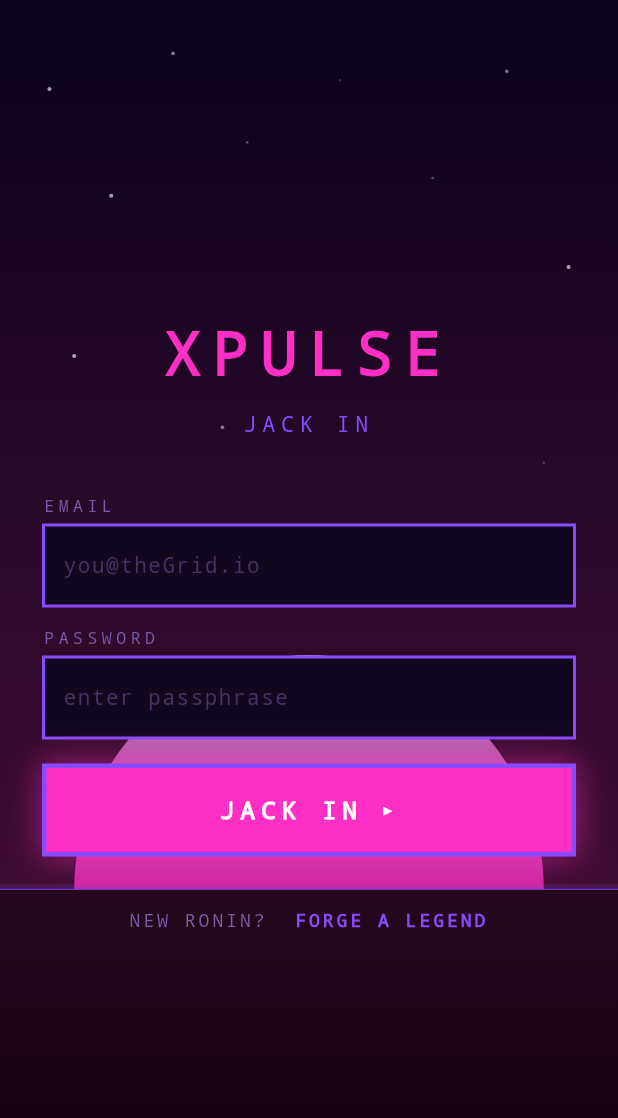
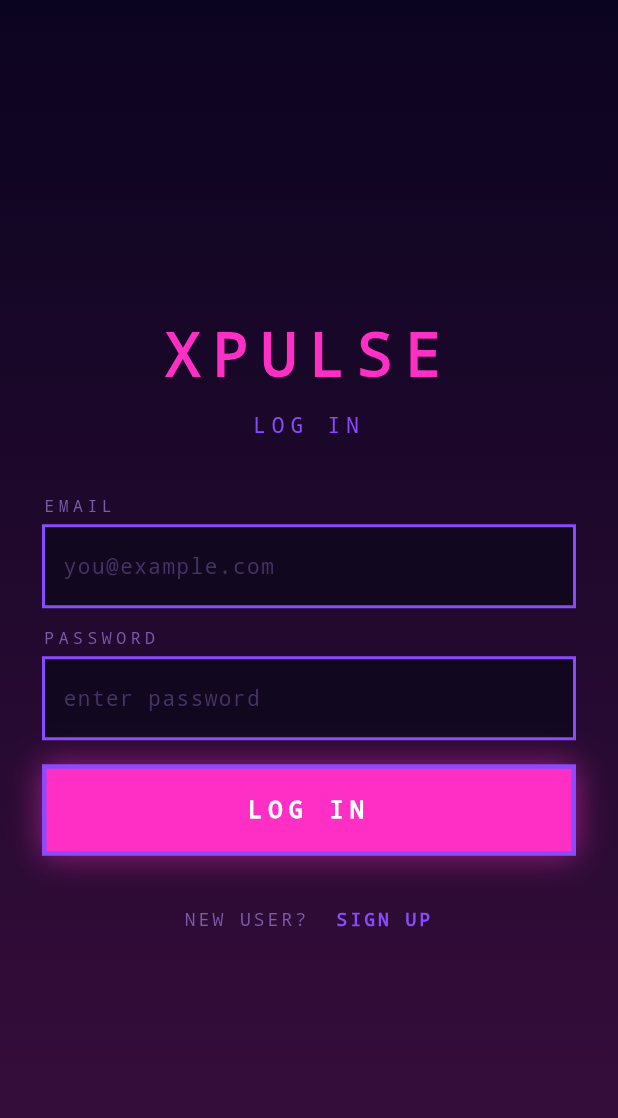
Before and after one commit to RitikPadhy/XPulse, a Flutter app: the screen it shows after launch, on a phone screen of 412 x 824 dp. Shown: the top 1118 px of the screen. Run offline on Flutter 3.47's test engine with Material 3 defaults, Android fonts, the phone set to English and light mode, and no system bars; our stand-ins replace flutter_secure_storage, shared_preferences; missing offline and left inert: health; accounts and stored records are empty.

Commit message:
first version of a working app

```diff
--- a/app/lib/screens/app_shell.dart
+++ b/app/lib/screens/app_shell.dart
@@ -1,6 +1,7 @@
 import 'dart:async';
 
 import 'package:flutter/material.dart';
+import 'package:flutter/services.dart';
 
 import '../core/app_state.dart';
 import '../core/models/user_snapshot.dart';
@@ -24,19 +25,60 @@ class AppShell extends StatefulWidget {
 }
 
 class _AppShellState extends State<AppShell> {
-  late Future<UserSnapshot> _future = _load();
+  /// Native side keeps the launch screen on top until we call "remove".
+  static const _splashChannel = MethodChannel('xpulse/splash');
+
+  UserSnapshot? _snapshot;
+  Object? _error;
+  bool _loading = true;
+  bool _retrying = false;
+
   final _controller = PageController(initialPage: 1);
-
   final _storage = StorageService.instance;
   final _health = HealthService();
   late final _sync = SyncService(health: _health, storage: _storage);
-
   bool _healthBootstrapped = false;
 
   @override
   void initState() {
     super.initState();
     BackgroundSync.register(_sync);
+    _load();
+  }
+
+  /// Runs once on startup: wipe stale Keychain entries on a fresh install,
+  /// then fetch the snapshot. A 401 / missing token surfaces as an
+  /// [UnauthenticatedException] → [AuthScreen]; any other error → retryable
+  /// error view. 200 → Home.
+  Future<void> _load() async {
+    try {
+      await _storage.ensureFreshInstallIsClean();
+      final snap = await UserRepository().loadCurrent();
+      if (!mounted) return;
+      setState(() {
+        _snapshot = snap;
+        _error = null;
+        _loading = false;
+      });
+      _bootstrapHealth();
+    } catch (e) {
+      if (!mounted) return;
+      setState(() {
+        _error = e;
+        _loading = false;
+      });
+    } finally {
+      _dismissNativeSplash();
+    }
+  }
+
+  /// Tell the native side to fade out the launch-screen overlay — but only
+  /// after the frame carrying the real destination (Home/Auth/error) has been
+  /// laid out, so the splash never lifts onto a blank frame.
+  void _dismissNativeSplash() {
+    WidgetsBinding.instance.addPostFrameCallback((_) {
+      _splashChannel.invokeMethod('remove');
+    });
   }
 
   @override
@@ -45,19 +87,17 @@ class _AppShellState extends State<AppShell> {
     super.dispose();
   }
 
-  Future<UserSnapshot> _load() => UserRepository().loadCurrent();
-
-  /// Called after a successful login/signup: re-fetch the snapshot and run
-  /// the post-auth HealthKit bootstrap.
-  void _onAuthenticated() {
+  /// AuthScreen calls this after a successful login/signup AND after it has
+  /// already fetched the snapshot itself — so the home page renders
+  /// immediately on the next frame, no intermediate loading state.
+  void _onAuthenticated(UserSnapshot snapshot) {
     setState(() {
-      _future = _load();
+      _snapshot = snapshot;
+      _error = null;
     });
     _bootstrapHealth();
   }
 
-  /// One-time-per-app-launch: ask for HealthKit perms (if not asked yet),
-  /// kick off the initial sync, and register iOS observers.
   Future<void> _bootstrapHealth() async {
     if (_healthBootstrapped) return;
     _healthBootstrapped = true;
@@ -70,34 +110,77 @@ class _AppShellState extends State<AppShell> {
     unawaited(BackgroundSync.startObservers());
   }
 
+  Future<void> _retry() async {
+    setState(() => _retrying = true);
+    try {
+      final snap = await UserRepository().loadCurrent();
+      if (!mounted) return;
+      setState(() {
+        _snapshot = snap;
+        _error = null;
+        _retrying = false;
+      });
+      _bootstrapHealth();
+    } catch (e) {
+      if (!mounted) return;
+      setState(() {
+        _error = e;
+        _retrying = false;
+      });
+    }
+  }
+
   @override
   Widget build(BuildContext context) {
     final c = SkinScope.of(context).components;
-    final p = SkinScope.of(context).palette;
 
     return Scaffold(
       backgroundColor: Colors.transparent,
       body: c.background(
-        child: SafeArea(
-          child: FutureBuilder<UserSnapshot>(
-            future: _future,
-            builder: (context, snap) {
-              if (snap.connectionState != ConnectionState.done) {
-                return Center(
-                  child: Text(
-                    'BOOTING…',
-                    style: TextStyle(
-                      color: p.textMuted,
-                      fontFamily: 'Courier',
-                      letterSpacing: 2,
-                    ),
+        child: SafeArea(child: _buildContent()),
       ),
     );
   }
-              if (snap.hasError) {
-                if (snap.error is UnauthenticatedException) {
+
+  Widget _buildContent() {
+    if (_loading) {
+      return _buildLoadingView();
+    }
+    if (_snapshot != null) {
+      return AppStateScope(
+        notifier: AppState(snapshot: _snapshot!),
+        child: PageView(
+          controller: _controller,
+          children: const [
+            SideQuestsScreen(),
+            HomeScreen(),
+            LeaderboardScreen(),
+          ],
+        ),
+      );
+    }
+    if (_error is UnauthenticatedException) {
       return AuthScreen(onAuthenticated: _onAuthenticated);
     }
+    return _buildErrorView();
+  }
+
+  /// Brief loading state: just the launch-screen gradient, no text. The native
+  /// launch screen fades into this (same gradient), so there's no second
+  /// "XPULSE" — the background simply continues until Home/Auth is ready.
+  Widget _buildLoadingView() => const DecoratedBox(
+        decoration: BoxDecoration(
+          gradient: LinearGradient(
+            begin: Alignment.topCenter,
+            end: Alignment.bottomCenter,
+            colors: [Color(0xFF0D0421), Color(0xFFA893CC)],
+          ),
+        ),
+        child: SizedBox.expand(),
+      );
+
+  Widget _buildErrorView() {
+    final p = SkinScope.of(context).palette;
     return Center(
       child: Padding(
         padding: const EdgeInsets.all(24),
@@ -105,16 +188,18 @@ class _AppShellState extends State<AppShell> {
           mainAxisSize: MainAxisSize.min,
           children: [
             Text(
-                          'Could not load.',
+              'CONNECTION LOST',
               style: TextStyle(
                 color: p.primary,
                 fontFamily: 'Courier',
-                            letterSpacing: 2,
+                fontWeight: FontWeight.w900,
+                letterSpacing: 4,
+                fontSize: 14,
               ),
             ),
-                        const SizedBox(height: 8),
+            const SizedBox(height: 12),
             Text(
-                          '${snap.error}',
+              '${_error ?? 'Unknown error'}',
               textAlign: TextAlign.center,
               style: TextStyle(
                 color: p.textMuted,
@@ -122,21 +207,25 @@ class _AppShellState extends State<AppShell> {
                 fontSize: 11,
               ),
             ),
-                        const SizedBox(height: 16),
+            const SizedBox(height: 20),
             GestureDetector(
-                          onTap: () => setState(() => _future = _load()),
+              onTap: _retrying ? null : _retry,
               child: Container(
                 padding: const EdgeInsets.symmetric(
-                                horizontal: 16, vertical: 8),
+                    horizontal: 24, vertical: 12),
                 decoration: BoxDecoration(
-                              border: Border.all(color: p.accent, width: 2),
+                  color: _retrying
+                      ? p.primary.withValues(alpha: 0.4)
+                      : p.primary,
+                  border: Border.all(color: p.accent, width: 3),
                 ),
                 child: Text(
-                              'RETRY',
-                              style: TextStyle(
-                                color: p.accent,
+                  _retrying ? '...' : 'RETRY',
+                  style: const TextStyle(
+                    color: Colors.white,
                     fontFamily: 'Courier',
-                                letterSpacing: 2,
+                    fontWeight: FontWeight.w900,
+                    letterSpacing: 3,
                   ),
                 ),
               ),
@@ -146,26 +235,4 @@ class _AppShellState extends State<AppShell> {
       ),
     );
   }
-              // Got the snapshot — fire-and-forget the HealthKit bootstrap.
-              if (!_healthBootstrapped) {
-                WidgetsBinding.instance
-                    .addPostFrameCallback((_) => _bootstrapHealth());
 }
-              return AppStateScope(
-                notifier: AppState(snapshot: snap.data!),
-                child: PageView(
-                  controller: _controller,
-                  children: const [
-                    SideQuestsScreen(),
-                    HomeScreen(),
-                    LeaderboardScreen(),
-                  ],
-                ),
-              );
-            },
-          ),
-        ),
-      ),
-    );
-  }
-}
--- a/app/lib/screens/auth_screen.dart
+++ b/app/lib/screens/auth_screen.dart
@@ -1,5 +1,7 @@
 import 'package:flutter/material.dart';
 
+import '../core/models/user_snapshot.dart';
+import '../core/repositories/user_repository.dart';
 import '../core/services/api_client.dart';
 import '../core/services/storage_service.dart';
 import '../ui/contracts/skin_scope.dart';
@@ -7,9 +9,9 @@ import '../ui/contracts/skin_scope.dart';
 /// Login + sign-up screen. Shown when the snapshot endpoint returns 401 (no
 /// stored token, or the token is invalid).
 class AuthScreen extends StatefulWidget {
-  /// Invoked after a successful login/signup so the host (AppShell) can
-  /// re-trigger its data fetch.
-  final VoidCallback onAuthenticated;
+  /// Invoked after a successful login/signup with the freshly-fetched
+  /// snapshot — so the host renders Home directly, no BOOTING gap.
+  final void Function(UserSnapshot snapshot) onAuthenticated;
   const AuthScreen({super.key, required this.onAuthenticated});
 
   @override
@@ -22,6 +24,7 @@ class _AuthScreenState extends State<AuthScreen> {
   _Mode _mode = _Mode.login;
   bool _busy = false;
   String? _error;
+  String? _info;
 
   final _email = TextEditingController();
   final _password = TextEditingController();
@@ -41,6 +44,7 @@ class _AuthScreenState extends State<AuthScreen> {
     setState(() {
       _mode = _isLogin ? _Mode.signup : _Mode.login;
       _error = null;
+      _info = null;
     });
   }
 
@@ -65,17 +69,33 @@ class _AuthScreenState extends State<AuthScreen> {
     setState(() {
       _busy = true;
       _error = null;
+      _info = null;
     });
 
     try {
       final api = ApiClient();
-      final result = _isLogin
-          ? await api.login(email: email, password: pwd)
-          : await api.signup(
-              email: email, password: pwd, displayName: name);
+      if (_isLogin) {
+        final result = await api.login(email: email, password: pwd);
         await StorageService.instance.setApiToken(result.token);
+        // Fetch the snapshot here so AppShell can render Home immediately on
+        // the next frame — no intermediate loading screen.
+        final snapshot = await UserRepository().loadCurrent();
         if (!mounted) return;
-      widget.onAuthenticated();
+        widget.onAuthenticated(snapshot);
+      } else {
+        // Sign-up creates the account but does NOT log the user in. Drop them
+        // on the login page to sign in with their new credentials.
+        await api.signup(email: email, password: pwd, displayName: name);
+        if (!mounted) return;
+        setState(() {
+          _mode = _Mode.login;
+          _busy = false;
+          _password.clear();
+          _displayName.clear();
+          _error = null;
+          _info = 'Account created — log in to continue.';
+        });
+      }
     } catch (e) {
       if (!mounted) return;
       setState(() {
@@ -89,7 +109,18 @@ class _AuthScreenState extends State<AuthScreen> {
   Widget build(BuildContext context) {
     final p = SkinScope.of(context).palette;
 
-    return Center(
+    // Opaque gradient sky so the skin's animated scene (retro sun, grid floor)
+    // doesn't bleed through — keeps the synthwave mood without a flat-black
+    // (or busy) backdrop behind the form.
+    return DecoratedBox(
+      decoration: const BoxDecoration(
+        gradient: LinearGradient(
+          begin: Alignment.topCenter,
+          end: Alignment.bottomCenter,
+          colors: [Color(0xFF0B0420), Color(0xFF3A0E3D)],
+        ),
+      ),
+      child: Center(
         child: SingleChildScrollView(
           padding: const EdgeInsets.symmetric(horizontal: 28, vertical: 40),
           child: ConstrainedBox(
@@ -111,7 +142,7 @@ class _AuthScreenState extends State<AuthScreen> {
                 ),
                 const SizedBox(height: 8),
                 Text(
-                _isLogin ? 'JACK IN' : 'FORGE YOUR LEGEND',
+                  _isLogin ? 'LOG IN' : 'SIGN UP',
                   textAlign: TextAlign.center,
                   style: TextStyle(
                     color: p.accent,
@@ -124,22 +155,22 @@ class _AuthScreenState extends State<AuthScreen> {
                 if (!_isLogin) ...[
                   _PixelField(
                     controller: _displayName,
-                  label: 'CALL SIGN',
-                  hint: 'Ronin alias',
+                    label: 'NAME',
+                    hint: 'your name',
                   ),
                   const SizedBox(height: 12),
                 ],
                 _PixelField(
                   controller: _email,
                   label: 'EMAIL',
-                hint: 'you@theGrid.io',
+                  hint: 'you@example.com',
                   keyboardType: TextInputType.emailAddress,
                 ),
                 const SizedBox(height: 12),
                 _PixelField(
                   controller: _password,
                   label: 'PASSWORD',
-                hint: _isLogin ? 'enter passphrase' : '8+ characters',
+                  hint: _isLogin ? 'enter password' : '8+ characters',
                   obscureText: true,
                 ),
                 const SizedBox(height: 16),
@@ -154,6 +185,24 @@ class _AuthScreenState extends State<AuthScreen> {
                       _error!,
                       style: TextStyle(
                         color: p.primary,
+                        fontFamily: 'Courier',
+                        fontSize: 12,
+                      ),
+                    ),
+                  ),
+                  const SizedBox(height: 16),
+                ],
+                if (_info != null) ...[
+                  Container(
+                    padding: const EdgeInsets.all(10),
+                    decoration: BoxDecoration(
+                      color: p.accent.withValues(alpha: 0.12),
+                      border: Border.all(color: p.accent, width: 1.5),
+                    ),
+                    child: Text(
+                      _info!,
+                      style: TextStyle(
+                        color: p.accent,
                         fontFamily: 'Courier',
                         fontSize: 12,
                       ),
@@ -178,9 +227,7 @@ class _AuthScreenState extends State<AuthScreen> {
                       ],
                     ),
                     child: Text(
-                    _busy
-                        ? '...'
-                        : (_isLogin ? 'JACK IN ▸' : 'FORGE LEGEND ▸'),
+                      _busy ? '...' : (_isLogin ? 'LOG IN' : 'SIGN UP'),
                       textAlign: TextAlign.center,
                       style: const TextStyle(
                         color: Colors.white,
@@ -202,8 +249,8 @@ class _AuthScreenState extends State<AuthScreen> {
                         children: [
                           TextSpan(
                             text: _isLogin
-                              ? 'NEW RONIN?  '
-                              : 'ALREADY A RONIN?  ',
+                                ? 'NEW USER?  '
+                                : 'ALREADY A USER?  ',
                             style: TextStyle(
                               color: p.textMuted,
                               fontFamily: 'Courier',
@@ -212,7 +259,7 @@ class _AuthScreenState extends State<AuthScreen> {
                             ),
                           ),
                           TextSpan(
-                          text: _isLogin ? 'FORGE A LEGEND' : 'JACK IN',
+                            text: _isLogin ? 'SIGN UP' : 'LOG IN',
                             style: TextStyle(
                               color: p.accent,
                               fontFamily: 'Courier',
@@ -228,6 +275,7 @@ class _AuthScreenState extends State<AuthScreen> {
                   ),
                 ),
               ],
+            ),
           ),
         ),
       ),
```
Also changed, not shown: app/lib/main.dart (+5 -6 lines), 1 other file. Lines whose indentation alone changed are shown as unchanged.
